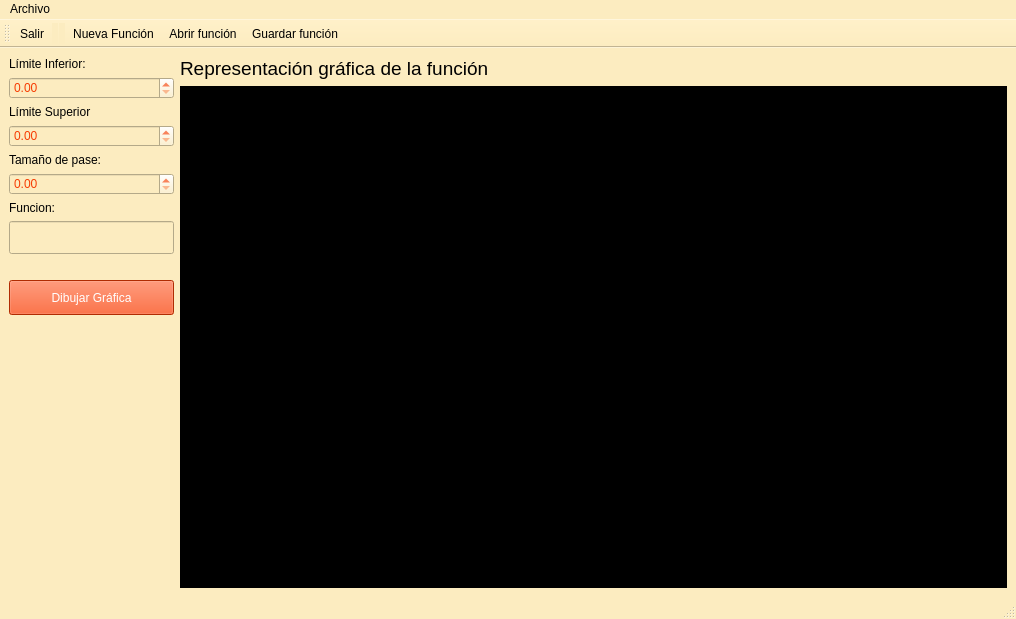
Old version of the form forms/mainwindow.ui in the repository BertoSoft/ReFunGraf_1.0.
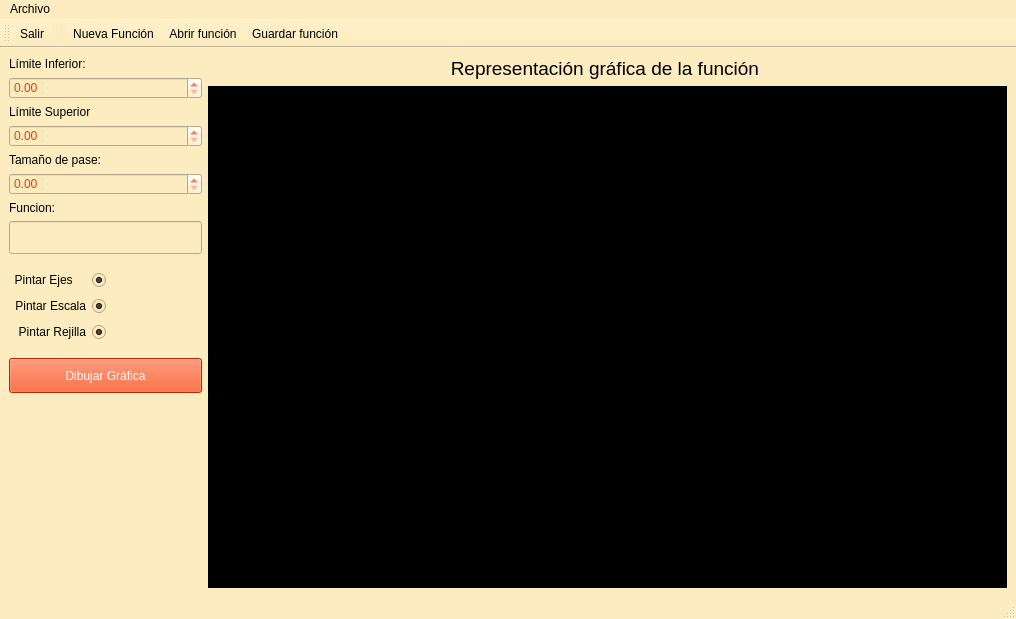
New version of the form. Icons and pictures are not drawn.

The edit to the form file:
```diff
--- a/forms/mainwindow.ui
+++ b/forms/mainwindow.ui
@@ -108,11 +108,13 @@
    </size>
   </property>
   <widget class="QWidget" name="centralwidget">
-   <layout class="QVBoxLayout" name="verticalLayout_3">
+   <layout class="QHBoxLayout" name="horizontalLayout_5">
     <item>
-     <layout class="QHBoxLayout" name="horizontalLayout" stretch="2,10">
+     <layout class="QHBoxLayout" name="horizontalLayout_4" stretch="0,5">
       <item>
-       <layout class="QVBoxLayout" name="verticalLayout" stretch="0,0,0,0,0,0,0,0,0,0,20">
+       <layout class="QVBoxLayout" name="verticalLayout_4" stretch="1,1,1,1,1,20">
+        <item>
+         <layout class="QVBoxLayout" name="verticalLayout_3" stretch="0,0,0,0,0,0,0,0">
         <item>
          <widget class="QLabel" name="label_2">
           <property name="text">
@@ -178,6 +180,139 @@
           </property>
          </widget>
         </item>
+         </layout>
+        </item>
+        <item>
+         <spacer name="verticalSpacer_3">
+          <property name="orientation">
+           <enum>Qt::Orientation::Vertical</enum>
+          </property>
+          <property name="sizeHint" stdset="0">
+           <size>
+            <width>20</width>
+            <height>40</height>
+           </size>
+          </property>
+         </spacer>
+        </item>
+        <item>
+         <layout class="QVBoxLayout" name="verticalLayout">
+          <item>
+           <layout class="QHBoxLayout" name="horizontalLayout" stretch="1,1">
+            <item>
+             <widget class="QRadioButton" name="chkEjes">
+              <property name="layoutDirection">
+               <enum>Qt::LayoutDirection::RightToLeft</enum>
+              </property>
+              <property name="styleSheet">
+               <string notr="true">background-color: #FCECC0;
+color:#000000;
+</string>
+              </property>
+              <property name="text">
+               <string>Pintar Ejes    </string>
+              </property>
+              <property name="checked">
+               <bool>true</bool>
+              </property>
+              <property name="autoExclusive">
+               <bool>false</bool>
+              </property>
+             </widget>
+            </item>
+            <item>
+             <spacer name="horizontalSpacer">
+              <property name="orientation">
+               <enum>Qt::Orientation::Horizontal</enum>
+              </property>
+              <property name="sizeHint" stdset="0">
+               <size>
+                <width>40</width>
+                <height>20</height>
+               </size>
+              </property>
+             </spacer>
+            </item>
+           </layout>
+          </item>
+          <item>
+           <layout class="QHBoxLayout" name="horizontalLayout_2" stretch="1,1">
+            <item>
+             <widget class="QRadioButton" name="chkEscala">
+              <property name="layoutDirection">
+               <enum>Qt::LayoutDirection::RightToLeft</enum>
+              </property>
+              <property name="styleSheet">
+               <string notr="true">background-color: #FCECC0;
+color:#000000;
+</string>
+              </property>
+              <property name="text">
+               <string>Pintar Escala</string>
+              </property>
+              <property name="checked">
+               <bool>true</bool>
+              </property>
+              <property name="autoExclusive">
+               <bool>false</bool>
+              </property>
+             </widget>
+            </item>
+            <item>
+             <spacer name="horizontalSpacer_2">
+              <property name="orientation">
+               <enum>Qt::Orientation::Horizontal</enum>
+              </property>
+              <property name="sizeHint" stdset="0">
+               <size>
+                <width>40</width>
+                <height>20</height>
+               </size>
+              </property>
+             </spacer>
+            </item>
+           </layout>
+          </item>
+          <item>
+           <layout class="QHBoxLayout" name="horizontalLayout_3" stretch="1,1">
+            <item>
+             <widget class="QRadioButton" name="chkRejilla">
+              <property name="layoutDirection">
+               <enum>Qt::LayoutDirection::RightToLeft</enum>
+              </property>
+              <property name="styleSheet">
+               <string notr="true">background-color: #FCECC0;
+color:#000000;
+</string>
+              </property>
+              <property name="text">
+               <string>Pintar Rejilla</string>
+              </property>
+              <property name="checked">
+               <bool>true</bool>
+              </property>
+              <property name="autoExclusive">
+               <bool>false</bool>
+              </property>
+             </widget>
+            </item>
+            <item>
+             <spacer name="horizontalSpacer_3">
+              <property name="orientation">
+               <enum>Qt::Orientation::Horizontal</enum>
+              </property>
+              <property name="sizeHint" stdset="0">
+               <size>
+                <width>40</width>
+                <height>20</height>
+               </size>
+              </property>
+             </spacer>
+            </item>
+           </layout>
+          </item>
+         </layout>
+        </item>
         <item>
          <spacer name="verticalSpacer_2">
           <property name="orientation">
@@ -231,6 +366,9 @@
           <property name="text">
            <string>Representación gráfica de la función </string>
           </property>
+          <property name="alignment">
+           <set>Qt::AlignmentFlag::AlignCenter</set>
+          </property>
          </widget>
         </item>
         <item>
```
Lines whose indentation alone changed are shown as unchanged.
